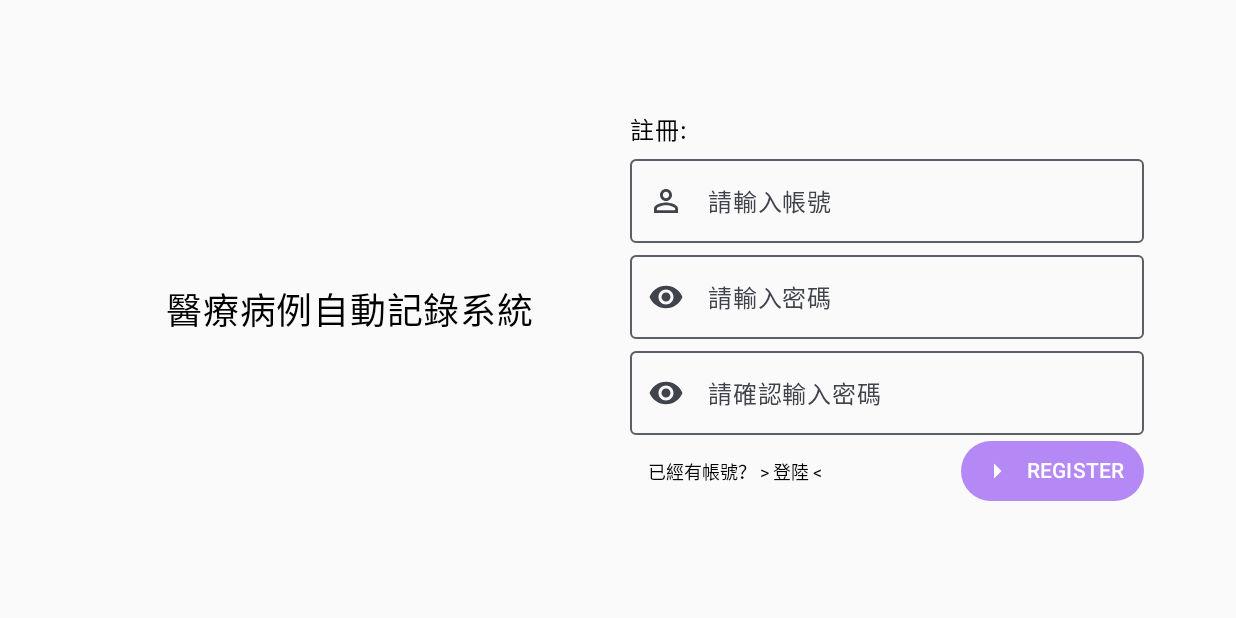
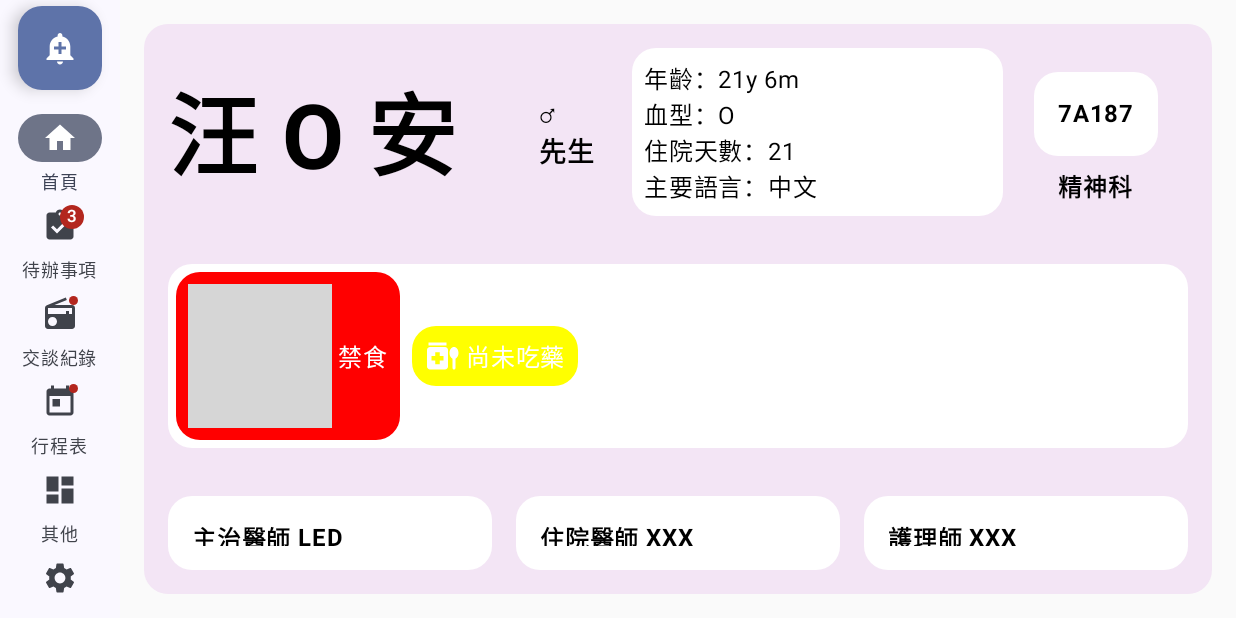
Before and after one commit to Team-Nothing/Medical_Record, an Android app built with Jetpack Compose: the screen it shows after launch (MainActivity), on a phone screen of 824 x 412 dp (held sideways). Run offline under Robolectric (Android 15) with nearby library versions, the light colour scheme and no system bars; grey boxes are pictures that could not be loaded.

Commit message:
updatev3-android-ui

```diff
--- a/medical-record-android/app/src/main/java/team/co2/medical_records/MainActivity.kt
+++ b/medical-record-android/app/src/main/java/team/co2/medical_records/MainActivity.kt
@@ -1,4 +1,5 @@
 package team.co2.medical_records
+import SettingScreen
 import android.hardware.usb.UsbManager
 import android.os.Bundle
 import android.util.Log
@@ -54,106 +55,108 @@ class MainActivity : ComponentActivity() {
 
         setContent {
             Medical_RecordsTheme {
-                RegisterScreen()
+//                RegisterScreen()
+//                LoginScreen()
+
+                val items= listOf(
+
+                    NavigationItem(
+                        title = "首頁",
+                        selectedIcon = painterResource(R.drawable.baseline_home_24),
+                        unselectedIcon = painterResource(R.drawable.baseline_home_24),
+                        hasNews = false,
+
+                        ),
+                    NavigationItem(
+                        title = "待辦事項",
+                        selectedIcon = painterResource(R.drawable.baseline_assignment_turned_in_24),
+                        unselectedIcon = painterResource(R.drawable.baseline_assignment_turned_in_24),
+                        hasNews = false,
+                        badgeCount = 3   ,
+                    ),
+                    NavigationItem(
+                        title = "交談紀錄",
+                        selectedIcon = painterResource(R.drawable.baseline_radio_24),
+                        unselectedIcon = painterResource(R.drawable.baseline_radio_24),
+                        hasNews = true,
+                    ),
+                    NavigationItem(
+                        title = "行程表",
+                        selectedIcon = painterResource(R.drawable.baseline_today_24),
+                        unselectedIcon = painterResource(R.drawable.baseline_today_24),
+                        hasNews = true,
+                    ),
+                    NavigationItem(
+                        title = "其他",
+                        selectedIcon = painterResource(R.drawable.baseline_dashboard_24),
+                        unselectedIcon = painterResource(R.drawable.baseline_dashboard_24),
+                        hasNews = false,
+                    ),
+                    NavigationItem(
+                        title = "偏好設置",
+                        selectedIcon = painterResource(R.drawable.baseline_settings_24),
+                        unselectedIcon = painterResource(R.drawable.baseline_settings_24),
+                        hasNews = false,
+                    ),
+                )
+                var SelectItemIndex by rememberSaveable { mutableStateOf(0) }
+
+               Row( modifier = Modifier
+                   .fillMaxWidth(),
+                   horizontalArrangement = Arrangement.Start // 确保子项靠左对齐
+                ){
+                    NavigationSideBar(
+                        item = items,
+                        selectedItemIndex = SelectItemIndex,//選哪個畫面
+                        onNavigate = { SelectItemIndex = it }
+                    )
+                    //聊天紀錄
+                    val messages = listOf(
+                        Message(1,"LED", Role.DOCTOR, "汪汪先生好，昨晚睡得如何", "2024-07-28 10:00", true),
+                        Message(2,"汪O安", Role.PATIENT, "我要找電燈泡，不是LED", "2024-07-28 10:00", false),
+                        Message(3,"一隻魚", Role.NURSE, "汪先生，主治醫師在問妳昨晚睡得好嗎", "2024-07-28 10:30", true)
+                    )
+
+                    //代辦事項
+                    val reminders = listOf(
+                        Reminder("晚上12點後禁止飲食，包含飲水"),
+                        Reminder("貴重物品簽收單"),
+                        Reminder("告知家人或朋友手術時間和地點，以便陪同"),
+                        Reminder("告知家人或朋友手術時間和地點，以便陪同"),
+                        Reminder("告知家人或朋友手術時間和地點，以便陪同"),
+                        Reminder("告知家人或朋友手術時間和地點，以便陪同"),
+                        Reminder("告知家人或朋友手術時間和地點，以便陪同"),
+                        Reminder("告知家人或朋友手術時間和地點，以便陪同"),
+                        Reminder("告知家人或朋友手術時間和地點，以便陪同")
+                    )
+                    val tasks = listOf(
+                        Task("07:00", "吃降血壓藥"),
+                        Task("08:00", "手術及麻醉同意書"),
+                        Task("08:05", "手術部位註記"),
+                        Task("08:15", "等待進入手術室，並通知主要聯絡人"),
+                        Task("08:15", "等待進入手術室，並通知主要聯絡人"),
+                        Task("08:15", "等待進入手術室，並通知主要聯絡人"),
+                        Task("08:15", "等待進入手術室，並通知主要聯絡人"),
+                        Task("08:15", "等待進入手術室，並通知主要聯絡人"),
+                        Task("08:15", "等待進入手術室，並通知主要聯絡人"),
+                        Task("08:15", "等待進入手術室，並通知主要聯絡人")
+
+                    )
+
+//                   PatientCard()
+//                   val views = listOf(PatientCard(),ChatScreen(messages))
+//                   if (SelectItemIndex in views.indices) {
+//                       views[SelectItemIndex]
 //
-//                val items= listOf(
-//
-//                    NavigationItem(
-//                        title = "首頁",
-//                        selectedIcon = painterResource(R.drawable.baseline_home_24),
-//                        unselectedIcon = painterResource(R.drawable.baseline_home_24),
-//                        hasNews = false,
-//
-//                        ),
-//                    NavigationItem(
-//                        title = "代辦事項",
-//                        selectedIcon = painterResource(R.drawable.baseline_assignment_turned_in_24),
-//                        unselectedIcon = painterResource(R.drawable.baseline_assignment_turned_in_24),
-//                        hasNews = false,
-//                        badgeCount = 3   ,
-//                    ),
-//                    NavigationItem(
-//                        title = "交談紀錄",
-//                        selectedIcon = painterResource(R.drawable.baseline_radio_24),
-//                        unselectedIcon = painterResource(R.drawable.baseline_radio_24),
-//                        hasNews = true,
-//                    ),
-//                    NavigationItem(
-//                        title = "行程表",
-//                        selectedIcon = painterResource(R.drawable.baseline_today_24),
-//                        unselectedIcon = painterResource(R.drawable.baseline_today_24),
-//                        hasNews = true,
-//                    ),
-//                    NavigationItem(
-//                        title = "其他",
-//                        selectedIcon = painterResource(R.drawable.baseline_dashboard_24),
-//                        unselectedIcon = painterResource(R.drawable.baseline_dashboard_24),
-//                        hasNews = false,
-//                    ),
-//                    NavigationItem(
-//                        title = "偏好設置",
-//                        selectedIcon = painterResource(R.drawable.baseline_settings_24),
-//                        unselectedIcon = painterResource(R.drawable.baseline_settings_24),
-//                        hasNews = false,
-//                    ),
-//                )
-//                var SelectItemIndex by rememberSaveable { mutableStateOf(0) }
-//
-//               Row( modifier = Modifier
-//                   .fillMaxWidth(),
-//                   horizontalArrangement = Arrangement.Start // 确保子项靠左对齐
-//                ){
-//                    NavigationSideBar(
-//                        item = items,
-//                        selectedItemIndex = SelectItemIndex,//選哪個畫面
-//                        onNavigate = { SelectItemIndex = it }
-//                    )
-//                    //聊天紀錄
-//                    val messages = listOf(
-//                        Message(1,"LED", Role.DOCTOR, "汪汪先生好，昨晚睡得如何", "2024-07-28 10:00", true),
-//                        Message(2,"汪O安", Role.PATIENT, "我要找電燈泡，不是LED", "2024-07-28 10:00", false),
-//                        Message(3,"一隻魚", Role.NURSE, "汪先生，主治醫師在問妳昨晚睡得好嗎", "2024-07-28 10:30", true)
-//                    )
-//
-//                    //代辦事項
-//                    val reminders = listOf(
-//                        Reminder("晚上12點後禁止飲食，包含飲水"),
-//                        Reminder("貴重物品簽收單"),
-//                        Reminder("告知家人或朋友手術時間和地點，以便陪同"),
-//                        Reminder("告知家人或朋友手術時間和地點，以便陪同"),
-//                        Reminder("告知家人或朋友手術時間和地點，以便陪同"),
-//                        Reminder("告知家人或朋友手術時間和地點，以便陪同"),
-//                        Reminder("告知家人或朋友手術時間和地點，以便陪同"),
-//                        Reminder("告知家人或朋友手術時間和地點，以便陪同"),
-//                        Reminder("告知家人或朋友手術時間和地點，以便陪同")
-//                    )
-//                    val tasks = listOf(
-//                        Task("07:00", "吃降血壓藥"),
-//                        Task("08:00", "手術及麻醉同意書"),
-//                        Task("08:05", "手術部位註記"),
-//                        Task("08:15", "等待進入手術室，並通知主要聯絡人"),
-//                        Task("08:15", "等待進入手術室，並通知主要聯絡人"),
-//                        Task("08:15", "等待進入手術室，並通知主要聯絡人"),
-//                        Task("08:15", "等待進入手術室，並通知主要聯絡人"),
-//                        Task("08:15", "等待進入手術室，並通知主要聯絡人"),
-//                        Task("08:15", "等待進入手術室，並通知主要聯絡人"),
-//                        Task("08:15", "等待進入手術室，並通知主要聯絡人")
-//
-//                    )
-//
-////                   PatientCard()
-////                   val views = listOf(PatientCard(),ChatScreen(messages))
-////                   if (SelectItemIndex in views.indices) {
-////                       views[SelectItemIndex]
-////
-////                   }
-//                    when(SelectItemIndex){
-//                        0 -> PatientCard()
-//                        1 -> MainContent(reminders,tasks)
-//                        2 -> ChatScreen(messages)
-//                    }
-//
-//                }
+//                   }
+                    when(SelectItemIndex){
+                        0 -> PatientCard()
+                        1 -> MainContent(reminders,tasks)
+                        2 -> ChatScreen(messages)
+                        5 -> SettingScreen()
+                    }
+
+                }
 
 
 
--- /dev/null
+++ b/medical-record-android/app/src/main/res/drawable/baseline_arrow_drop_down_24.xml
@@ -0,0 +1,5 @@
+<vector xmlns:android="http://schemas.android.com/apk/res/android" android:height="24dp" android:tint="#000000" android:viewportHeight="24" android:viewportWidth="24" android:width="24dp">
+
+    <path android:fillColor="@android:color/white" android:pathData="M7,10l5,5 5,-5z"/>
+
+</vector>
```
Also changed, not shown: medical-record-android/app/src/main/java/team/co2/medical_records/bluetooth.kt (added, +140 -0 lines).
